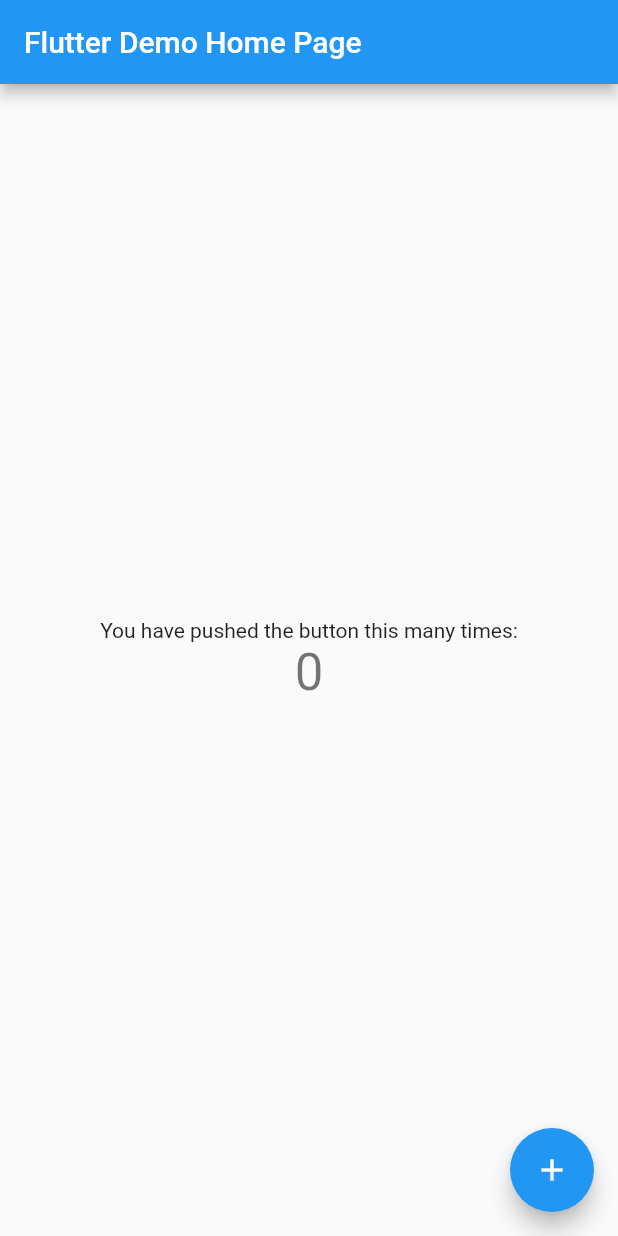
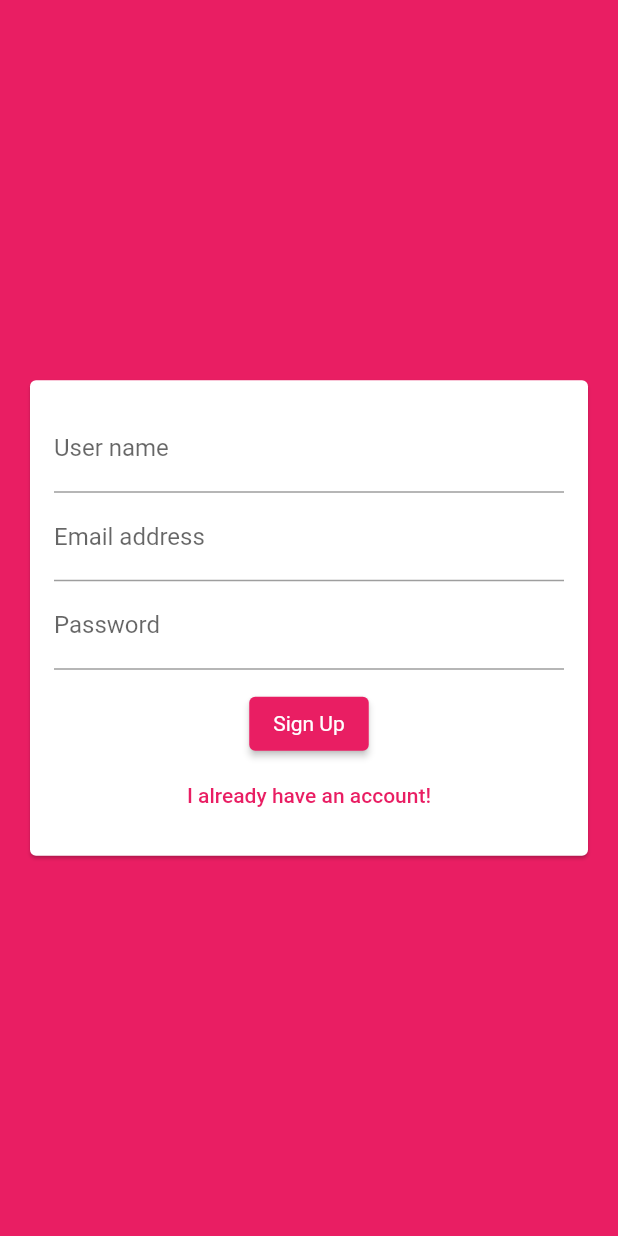
Before and after one commit to danghoanguet/chat_app, a Flutter app: the screen it shows after launch, on a phone screen of 412 x 824 dp. Run offline on Flutter 3.47's test engine with Material 2 defaults, Android fonts, the phone set to English and light mode, and no system bars; our stand-ins replace cloud_firestore, firebase_auth, firebase_core, form_field_validator; accounts and stored records are empty.

Commit message:
authentication with firebase, send message to firestore database with uid, fetch data and show

```diff
--- a/analysis_options.yaml
+++ b/analysis_options.yaml
@@ -7,7 +7,7 @@
 
 # The following line activates a set of recommended lints for Flutter apps,
 # packages, and plugins designed to encourage good coding practices.
-include: package:flutter_lints/flutter.yaml
+# include: package:flutter_lints/flutter.yaml
 
 linter:
   # The lint rules applied to this project can be customized in the
--- a/lib/main.dart
+++ b/lib/main.dart
@@ -1,115 +1,55 @@
+import 'package:firebase_core/firebase_core.dart';
 import 'package:flutter/material.dart';
 
-void main() {
-  runApp(const MyApp());
+import 'firebase_options.dart';
+import 'screens/landing_screen.dart';
+
+Future<void> main() async {
+  try {
+    WidgetsFlutterBinding.ensureInitialized();
+
+    if (Firebase.apps.isEmpty) {
+      await Firebase.initializeApp(
+        options: DefaultFirebaseOptions.currentPlatform,
+        //name: 'mychatapp',
+      ).then((_) => print('completed'));
+    }
+  } catch (e) {
+    print(e.toString());
+  }
+  runApp(MyApp());
 }
 
 class MyApp extends StatelessWidget {
   const MyApp({Key? key}) : super(key: key);
 
-  // This widget is the root of your application.
   @override
   Widget build(BuildContext context) {
     return MaterialApp(
+      debugShowCheckedModeBanner: false,
       title: 'Flutter Demo',
       theme: ThemeData(
-        // This is the theme of your application.
-        //
-        // Try running your application with "flutter run". You'll see the
-        // application has a blue toolbar. Then, without quitting the app, try
-        // changing the primarySwatch below to Colors.green and then invoke
-        // "hot reload" (press "r" in the console where you ran "flutter run",
-        // or simply save your changes to "hot reload" in a Flutter IDE).
-        // Notice that the counter didn't reset back to zero; the application
-        // is not restarted.
-        primarySwatch: Colors.blue,
+        primarySwatch: Colors.pink,
+        backgroundColor: Colors.pink,
+        accentColor: Colors.deepPurple,
+        accentColorBrightness: Brightness.dark,
+        buttonTheme: ButtonTheme.of(context).copyWith(
+          buttonColor: Colors.pink,
+          textTheme: ButtonTextTheme.primary,
+          shape: RoundedRectangleBorder(
+            borderRadius: BorderRadius.circular(
+              20,
+            ),
+          ),
+        ),
+        // elevatedButtonTheme: ElevatedButtonThemeData(
+        //   style: ButtonStyle(
+        //       backgroundColor: MaterialStateProperty.all(Colors.pink),
+        //       textStyle:
+        //           MaterialStateProperty.all(Theme.of(context).primaryColor)),
+        // ),
       ),
-      home: const MyHomePage(title: 'Flutter Demo Home Page'),
+      home: LandingScreen(),
     );
   }
 }
-
-class MyHomePage extends StatefulWidget {
-  const MyHomePage({Key? key, required this.title}) : super(key: key);
-
-  // This widget is the home page of your application. It is stateful, meaning
-  // that it has a State object (defined below) that contains fields that affect
-  // how it looks.
-
-  // This class is the configuration for the state. It holds the values (in this
-  // case the title) provided by the parent (in this case the App widget) and
-  // used by the build method of the State. Fields in a Widget subclass are
-  // always marked "final".
-
-  final String title;
-
-  @override
-  State<MyHomePage> createState() => _MyHomePageState();
-}
-
-class _MyHomePageState extends State<MyHomePage> {
-  int _counter = 0;
-
-  void _incrementCounter() {
-    setState(() {
-      // This call to setState tells the Flutter framework that something has
-      // changed in this State, which causes it to rerun the build method below
-      // so that the display can reflect the updated values. If we changed
-      // _counter without calling setState(), then the build method would not be
-      // called again, and so nothing would appear to happen.
-      _counter++;
-    });
-  }
-
-  @override
-  Widget build(BuildContext context) {
-    // This method is rerun every time setState is called, for instance as done
-    // by the _incrementCounter method above.
-    //
-    // The Flutter framework has been optimized to make rerunning build methods
-    // fast, so that you can just rebuild anything that needs updating rather
-    // than having to individually change instances of widgets.
-    return Scaffold(
-      appBar: AppBar(
-        // Here we take the value from the MyHomePage object that was created by
-        // the App.build method, and use it to set our appbar title.
-        title: Text(widget.title),
-      ),
-      body: Center(
-        // Center is a layout widget. It takes a single child and positions it
-        // in the middle of the parent.
-        child: Column(
-          // Column is also a layout widget. It takes a list of children and
-          // arranges them vertically. By default, it sizes itself to fit its
-          // children horizontally, and tries to be as tall as its parent.
-          //
-          // Invoke "debug painting" (press "p" in the console, choose the
-          // "Toggle Debug Paint" action from the Flutter Inspector in Android
-          // Studio, or the "Toggle Debug Paint" command in Visual Studio Code)
-          // to see the wireframe for each widget.
-          //
-          // Column has various properties to control how it sizes itself and
-          // how it positions its children. Here we use mainAxisAlignment to
-          // center the children vertically; the main axis here is the vertical
-          // axis because Columns are vertical (the cross axis would be
-          // horizontal).
-          mainAxisAlignment: MainAxisAlignment.center,
-          children: <Widget>[
-            const Text(
-              'You have pushed the button this many times:',
-            ),
-            Text(
-              '$_counter',
-              style: Theme.of(context).textTheme.headline4,
-            ),
-          ],
-        ),
-      ),
-      floatingActionButton: FloatingActionButton(
-        onPressed: _incrementCounter,
-        tooltip: 'Increment',
-        child: const Icon(Icons.add),
-      ), // This trailing comma makes auto-formatting nicer for build methods.
-    );
-  }
-}
--- /dev/null
+++ b/lib/screens/auth_screen.dart
@@ -0,0 +1,70 @@
+import 'package:cloud_firestore/cloud_firestore.dart';
+import 'package:firebase_auth/firebase_auth.dart';
+import 'package:flutter/material.dart';
+import 'package:flutter/services.dart';
+
+import '../widgets/auth/auth_form.dart';
+
+class AuthScreen extends StatefulWidget {
+  const AuthScreen({Key? key}) : super(key: key);
+
+  @override
+  State<AuthScreen> createState() => _AuthScreenState();
+}
+
+class _AuthScreenState extends State<AuthScreen> {
+  final _auth = FirebaseAuth.instance;
+  var _isLoading = false;
+  void _submitAuthForm(
+      String email, String password, String userName, bool isLogin) async {
+    final UserCredential userCredential;
+    try {
+      setState(() {
+        _isLoading = true;
+      });
+      if (isLogin) {
+        userCredential = await _auth.signInWithEmailAndPassword(
+            email: email, password: password);
+      } else {
+        userCredential = await _auth.createUserWithEmailAndPassword(
+            email: email, password: password);
+        await FirebaseFirestore.instance
+            .collection('user')
+            .doc('${userCredential.user!.uid}')
+            .set(
+          {
+            'username': userName,
+            'email': email,
+          },
+        );
+      }
+    } on FirebaseAuthException catch (e) {
+      setState(() {
+        _isLoading = false;
+      });
+      var message = 'An error occurred, please chech your credentials';
+      if (e.message != null) {
+        message = e.message!;
+        print(e.message);
+        print(e.code);
+      }
+      ScaffoldMessenger.of(context).showSnackBar(SnackBar(
+        content: Text(message),
+        backgroundColor: Theme.of(context).errorColor,
+      ));
+    } catch (e) {
+      print(e.toString());
+    }
+  }
+
+  @override
+  Widget build(BuildContext context) {
+    return Scaffold(
+      backgroundColor: Theme.of(context).colorScheme.primary,
+      body: AuthForm(
+        submitFn: _submitAuthForm,
+        isLoading: _isLoading,
+      ),
+    );
+  }
+}
--- /dev/null
+++ b/lib/screens/landing_screen.dart
@@ -0,0 +1,27 @@
+import 'package:firebase_auth/firebase_auth.dart';
+import 'package:flutter/material.dart';
+
+import 'auth_screen.dart';
+import 'chat_screen.dart';
+
+class LandingScreen extends StatelessWidget {
+  const LandingScreen({Key? key}) : super(key: key);
+
+  @override
+  Widget build(BuildContext context) {
+    return StreamBuilder(
+      stream: FirebaseAuth.instance.authStateChanges(),
+      builder: (context, snapshot) {
+        if (snapshot.connectionState == ConnectionState.waiting) {
+          return Center(
+            child: CircularProgressIndicator(),
+          );
+        }
+        if (snapshot.hasData) {
+          return ChatScreen();
+        }
+        return AuthScreen();
+      },
+    );
+  }
+}
--- /dev/null
+++ b/lib/widgets/auth/auth_form.dart
@@ -0,0 +1,127 @@
+import 'package:flutter/material.dart';
+import 'package:form_field_validator/form_field_validator.dart';
+
+class AuthForm extends StatefulWidget {
+  final void Function(
+      String email, String password, String userName, bool isLogin) submitFn;
+  final bool isLoading;
+
+  const AuthForm({Key? key, required this.submitFn, required this.isLoading})
+      : super(key: key);
+
+  @override
+  State<AuthForm> createState() => _AuthFormState();
+}
+
+class _AuthFormState extends State<AuthForm> {
+  final _formKey = GlobalKey<FormState>();
+  var _isLogin = false;
+
+  String? _userEmail;
+  String? _userPassword;
+  String _userName = '';
+
+  void _submit() {
+    final isValid = _formKey.currentState!.validate();
+    FocusScope.of(context).unfocus();
+    if (isValid) {
+      _formKey.currentState!.save();
+      widget.submitFn(_userEmail!.trim(), _userPassword!.trim(),
+          _userName.trim(), _isLogin);
+    }
+    return;
+  }
+
+  @override
+  Widget build(BuildContext context) {
+    return Center(
+      child: Card(
+        margin: EdgeInsets.all(20),
+        child: SingleChildScrollView(
+          child: Padding(
+            padding: EdgeInsets.all(16),
+            child: Form(
+              key: _formKey,
+              child: Column(
+                // This column take minium space for its children
+                mainAxisSize: MainAxisSize.min,
+
+                children: [
+                  if (!_isLogin)
+                    TextFormField(
+                      key: ValueKey('user name'),
+                      decoration: InputDecoration(
+                        label: Text('User name'),
+                      ),
+                      validator:
+                          RequiredValidator(errorText: 'User name is required'),
+                      onSaved: (val) {
+                        _userName = val!;
+                      },
+                    ),
+                  TextFormField(
+                    key: ValueKey('email'),
+                    keyboardType: TextInputType.emailAddress,
+                    decoration: InputDecoration(
+                      label: Text('Email address'),
+                      hintText: 'abc@gmail.com',
+                    ),
+                    validator: MultiValidator(
+                      [
+                        EmailValidator(errorText: 'Please enter valid email'),
+                        RequiredValidator(errorText: 'Email is required')
+                      ],
+                    ),
+                    onSaved: (val) {
+                      _userEmail = val;
+                    },
+                  ),
+                  TextFormField(
+                    key: ValueKey('password'),
+                    obscureText: true,
+                    decoration: InputDecoration(
+                      label: Text('Password'),
+                    ),
+                    validator: (val) {
+                      if (val == null || val.length < 6) {
+                        return 'Password atleast 7 characters long';
+                      }
+                      return null;
+                    },
+                    onSaved: (val) {
+                      _userPassword = val;
+                    },
+                  ),
+                  SizedBox(
+                    height: 12,
+                  ),
+                  if (!widget.isLoading)
+                    ElevatedButton(
+                      style: ElevatedButton.styleFrom(
+                        textStyle:
+                            TextStyle(color: Theme.of(context).primaryColor),
+                      ),
+                      onPressed: _submit,
+                      child: Text(_isLogin ? 'Login' : 'Sign Up'),
+                    ),
+                  if (!widget.isLoading)
+                    TextButton(
+                      onPressed: () {
+                        setState(() {
+                          _isLogin = !_isLogin;
+                        });
+                      },
+                      child: Text(_isLogin
+                          ? 'Create new account'
+                          : 'I already have an account!'),
+                    ),
+                  if (widget.isLoading) CircularProgressIndicator()
+                ],
+              ),
+            ),
+          ),
+        ),
+      ),
+    );
+  }
+}
```
Also changed, not shown: lib/screens/chat_screen.dart (added, +53 -0 lines), lib/widgets/chat/message_bubble.dart (added, +42 -0 lines), lib/widgets/chat/messages.dart (added, +37 -0 lines), lib/widgets/chat/new_messages.dart (added, +58 -0 lines), pubspec.yaml (+10 -23 lines), lib/firebase_options.dart (added), pubspec.lock, 13 other files.
